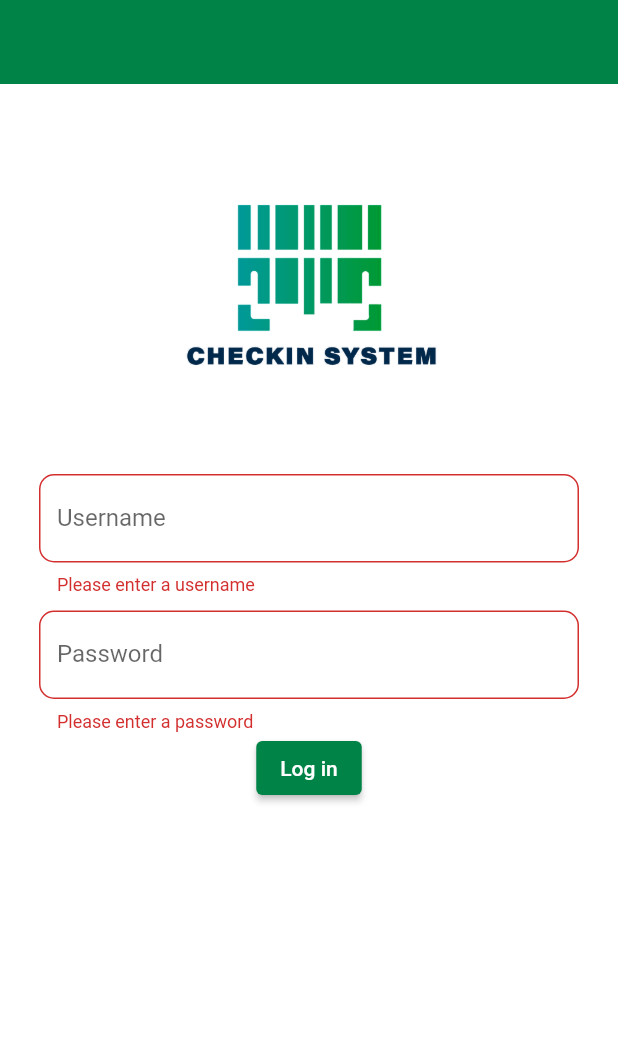
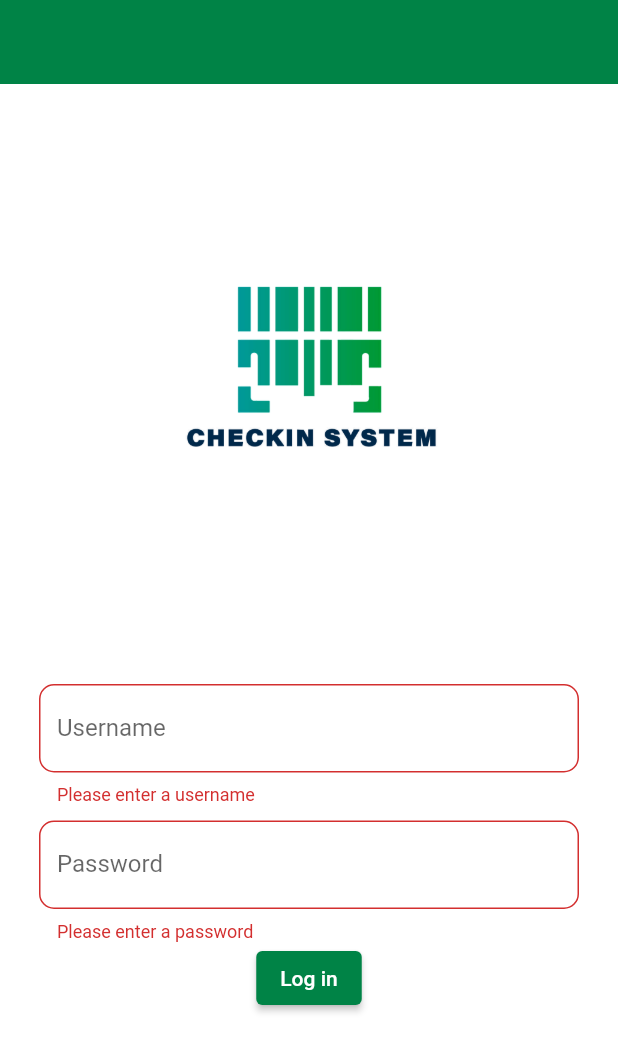
Before and after one commit to amohkaranja/Checkin-app, a Flutter app: the screen it shows after launch, after a tap on "Log in", on a phone screen of 412 x 824 dp. Shown: the top 1052 px of the screen. Run offline on Flutter 3.47's test engine with Material 2 defaults, Android fonts, the phone set to English and light mode, and no system bars; our stand-ins replace flutter_dotenv; network calls fail.

Commit message:
setting of the http flow and login page

```diff
--- a/lib/main.dart
+++ b/lib/main.dart
@@ -1,7 +1,10 @@
 import 'package:flutter/material.dart';
-import 'screens/home_screen.dart';
+import 'screens/login_screen.dart';
+import "package:flutter_dotenv/flutter_dotenv.dart";
+import 'package:checkin/screens/login_screen.dart';
 
-void main() {
+void main() async {
+  await dotenv.load(fileName: ".env");
   runApp(const MyApp());
 }
 
@@ -15,7 +18,7 @@ class MyApp extends StatelessWidget {
     for (int i = 1; i < 10; i++) {
       strengths.add(0.1 * i);
     }
-    strengths.forEach((strength) {
+    for (var strength in strengths) {
       final double ds = 0.5 - strength;
       swatch[(strength * 1000).round()] = Color.fromRGBO(
         r + ((ds < 0 ? r : (255 - r)) * ds).round(),
@@ -23,7 +26,7 @@ class MyApp extends StatelessWidget {
         b + ((ds < 0 ? b : (255 - b)) * ds).round(),
         1,
       );
-    });
+    }
     return MaterialColor(color.value, swatch);
   }
 
@@ -33,7 +36,7 @@ class MyApp extends StatelessWidget {
       debugShowCheckedModeBanner: false,
       title: 'Checkin',
       theme: ThemeData(
-        primarySwatch: buildMaterialColor(Color(0xff008346)),
+        primarySwatch: buildMaterialColor(const Color(0xff008346)),
         colorScheme: ColorScheme.fromSwatch()
             .copyWith(secondary: const Color(0xff00836F)),
       ),
--- a/lib/models/user_model.dart
+++ b/lib/models/user_model.dart
@@ -1,9 +1,6 @@
 class User {
-  final int id;
-  final String firstName;
-  final String lastName;
   final String password;
   final String email;
 
-  User(this.id, this.firstName, this.lastName, this.password, this.email);
+  User(this.password, this.email);
 }
--- a/lib/screens/home_screen.dart
+++ /dev/null
@@ -1,65 +0,0 @@
-import 'package:checkin/models/user_model.dart';
-import 'package:checkin/widgets/login_form.dart';
-import 'package:flutter/cupertino.dart';
-import 'package:flutter/material.dart';
-
-class HomeScreen extends StatefulWidget {
-  const HomeScreen({super.key});
-
-  @override
-  State<HomeScreen> createState() => _HomeScreenState();
-}
-
-class _HomeScreenState extends State<HomeScreen> {
-  final String password = "";
-  final String email = "";
-
-  @override
-  Widget build(BuildContext context) {
-    return GestureDetector(
-      onTap: () => FocusScope.of(context).unfocus(),
-      child: Scaffold(
-          appBar: AppBar(
-            backgroundColor: Color(0xff008346),
-            title: Text(""),
-            elevation: 0.0,
-          ),
-          backgroundColor: Color(0xff008346),
-          body: Column(
-            children: <Widget>[
-              Container(
-                height: 40.0,
-                decoration: BoxDecoration(color: Colors.white),
-              ),
-              Expanded(
-                child: Container(
-                  decoration: BoxDecoration(color: Colors.white),
-                  child: Column(children: <Widget>[
-                    Row(
-                      mainAxisAlignment: MainAxisAlignment.center,
-                      children: <Widget>[
-                        Container(
-                          height: 200.0,
-                          width: 250.0,
-                          child: Image(
-                              image: AssetImage("assets/images/logo.png")),
-                        )
-                      ],
-                    ),
-                    SizedBox(
-                      height: 20.0,
-                    ),
-                    Container(
-                      // height: 200.0
-                      width: 400.0,
-                      padding: EdgeInsets.symmetric(horizontal: 20.0),
-                      child: LoginForm(),
-                    )
-                  ]),
-                ),
-              )
-            ],
-          )),
-    );
-  }
-}
--- /dev/null
+++ b/lib/screens/login_screen.dart
@@ -0,0 +1,69 @@
+import 'package:checkin/widgets/login_form.dart';
+import 'package:flutter/material.dart';
+
+class HomeScreen extends StatefulWidget {
+  const HomeScreen({super.key});
+
+  @override
+  State<HomeScreen> createState() => _HomeScreenState();
+}
+
+class _HomeScreenState extends State<HomeScreen> {
+  final String password = "";
+  final String email = "";
+
+  @override
+  Widget build(BuildContext context) {
+    return GestureDetector(
+      onTap: () => FocusScope.of(context).unfocus(),
+      child: Scaffold(
+          appBar: AppBar(
+            backgroundColor: const Color(0xff008346),
+            elevation: 0.0,
+          ),
+          backgroundColor: const Color(0xff008346),
+          body: Column(
+            children: <Widget>[
+              Container(
+                height: 10.0,
+                decoration: const BoxDecoration(color: Colors.white),
+              ),
+              Expanded(
+                child: Container(
+                  decoration: const BoxDecoration(color: Colors.white),
+                  child: Expanded(
+                    child: Column(children: <Widget>[
+                      Expanded(
+                        child: Row(
+                          mainAxisAlignment: MainAxisAlignment.center,
+                          // ignore: prefer_const_literals_to_create_immutables
+                          children: <Widget>[
+                            const SizedBox(
+                              height: 200.0,
+                              width: 250.0,
+                              child: Image(
+                                  image: AssetImage("assets/images/logo.png")),
+                            )
+                          ],
+                        ),
+                      ),
+                      SizedBox(
+                        height: 20.0,
+                      ),
+                      Expanded(
+                        child: Container(
+                          // height: 200.0
+                          width: 400.0,
+                          padding: const EdgeInsets.symmetric(horizontal: 20.0),
+                          child: LoginForm(),
+                        ),
+                      )
+                    ]),
+                  ),
+                ),
+              )
+            ],
+          )),
+    );
+  }
+}
--- /dev/null
+++ b/lib/screens/student_home.dart
@@ -0,0 +1,10 @@
+import 'package:flutter/material.dart';
+
+class StudentHomeScreen extends StatelessWidget {
+  const StudentHomeScreen({super.key});
+
+  @override
+  Widget build(BuildContext context) {
+    return Center(child: Text("Karibu huku"));
+  }
+}
--- /dev/null
+++ b/lib/utils/apis_list.dart
@@ -0,0 +1,38 @@
+import 'dart:convert';
+
+import 'package:flutter_dotenv/flutter_dotenv.dart';
+import 'dart:convert' as convert;
+import 'package:http/http.dart' as http;
+// import 'package:flutter_secure_storage/flutter_secure_storage.dart';
+
+class Api {
+  String login = "${dotenv.env['API_KEY']}api/auth/jwt/login/";
+  String registerGroup = "${dotenv.env['API_KEY']}api/auth/groups/";
+  String registerUser = "${dotenv.env['API_KEY']}api/auth/users/";
+}
+
+const api = "https://faac-105-163-0-31.in.ngrok.io/";
+// ignore: non_constant_identifier_names
+/// login function
+/// @param {JSON} data
+/// @param{(error:JSON,result:JSON)} callback
+void login(data, callback) async {
+  var url = Uri.parse("${api}api/auth/jwt/login/");
+  var response = await http.post(url,
+      headers: <String, String>{
+        'Content-Type': 'application/json; charset=UTF-8',
+      },
+      body: jsonEncode(data));
+
+  // print(response);
+  var jsonResponse = convert.jsonDecode(response.body) as Map<String, dynamic>;
+  // const storage = FlutterSecureStorage();
+  // ignore: avoid_print
+  if (response.statusCode == 200) {
+    // print(jsonResponse["access"]);
+    // await storage.write(key: "access_token", value: jsonResponse["access"]);
+    // ignore: void_checks
+    return callback(jsonResponse["message"], null);
+  }
+  callback(null, jsonResponse["message"]);
+}
--- a/lib/widgets/login_form.dart
+++ b/lib/widgets/login_form.dart
@@ -1,22 +1,69 @@
+// ignore_for_file: avoid_print
+import 'package:checkin/screens/student_home.dart';
 import 'package:flutter/material.dart';
+import '../utils/apis_list.dart';
 
 class LoginForm extends StatefulWidget {
+  const LoginForm({super.key});
+
   @override
+  // ignore: library_private_types_in_public_api
   _LoginFormState createState() => _LoginFormState();
 }
 
 class _LoginFormState extends State<LoginForm> {
   final _formKey = GlobalKey<FormState>();
-  late String _username, _password;
+  late String _username = "", _password = "";
+  String _errorMessage = "";
+  submit() {
+    setState(() {
+      _errorMessage = "";
+    });
+    var data = {"email": _username, "password": _password};
+    login(
+        data,
+        (result, error) => {
+              if (result == null)
+                {
+                  print(error),
+                  setState(() {
+                    _errorMessage = error;
+                  })
+                }
+              else
+                {
+                  print(result),
+                  Navigator.push(
+                    context,
+                    MaterialPageRoute(
+                        builder: (context) => StudentHomeScreen()),
+                  )
+                }
+            });
+  }
 
   @override
   Widget build(BuildContext context) {
     return SingleChildScrollView(
-      child: Container(
       child: Form(
         key: _formKey,
         child: Column(
           children: <Widget>[
+            _errorMessage != ""
+                ? Container(
+                    height: 20,
+                    margin: const EdgeInsets.symmetric(vertical: 10),
+                    decoration: const BoxDecoration(),
+                    padding: const EdgeInsets.all(2),
+                    child: Text(
+                      "$_errorMessage",
+                      style: TextStyle(
+                          color: Colors.red,
+                          fontSize: 16,
+                          fontWeight: FontWeight.w500),
+                    ),
+                  )
+                : Container(height: 1),
             TextFormField(
               decoration: InputDecoration(
                   labelText: 'Username',
@@ -32,7 +79,7 @@ class _LoginFormState extends State<LoginForm> {
               },
               onSaved: (value) => _username = value!,
             ),
-              SizedBox(
+            const SizedBox(
               height: 10.0,
             ),
             TextFormField(
@@ -53,18 +100,18 @@ class _LoginFormState extends State<LoginForm> {
             ),
             ElevatedButton(
               style: ElevatedButton.styleFrom(
-                  backgroundColor: Color(0xff008346),
+                backgroundColor: const Color(0xff008346),
               ),
               onPressed: () {
+                submit();
                 if (_formKey.currentState!.validate()) {
                   _formKey.currentState!.save();
                   // Use _username and _password to log in
                 }
               },
-                child: Text('Log in'),
+              child: const Text('Log in'),
             ),
           ],
-          ),
         ),
       ),
     );
--- a/pubspec.yaml
+++ b/pubspec.yaml
@@ -30,11 +30,14 @@ environment:
 dependencies:
   flutter:
     sdk: flutter
+  flutter_dotenv: ^5.0.2
 
 
   # The following adds the Cupertino Icons font to your application.
   # Use with the CupertinoIcons class for iOS style icons.
   cupertino_icons: ^1.0.2
+  http: ^0.13.5
+  # flutter_secure_storage: ^7.0.1
 
 dev_dependencies:
   flutter_test:
@@ -61,7 +64,7 @@ flutter:
   # To add assets to your application, add an assets section, like this:
   assets:
     - assets/images/
-  #   - images/a_dot_ham.jpeg
+    - .env
 
   # An image asset can refer to one or more resolution-specific "variants", see
   # https://flutter.dev/assets-and-images/#resolution-aware
```
Also changed, not shown: lib/providers/application.dart (added), pubspec.lock, 2 other files. Lines whose indentation alone changed are shown as unchanged.
